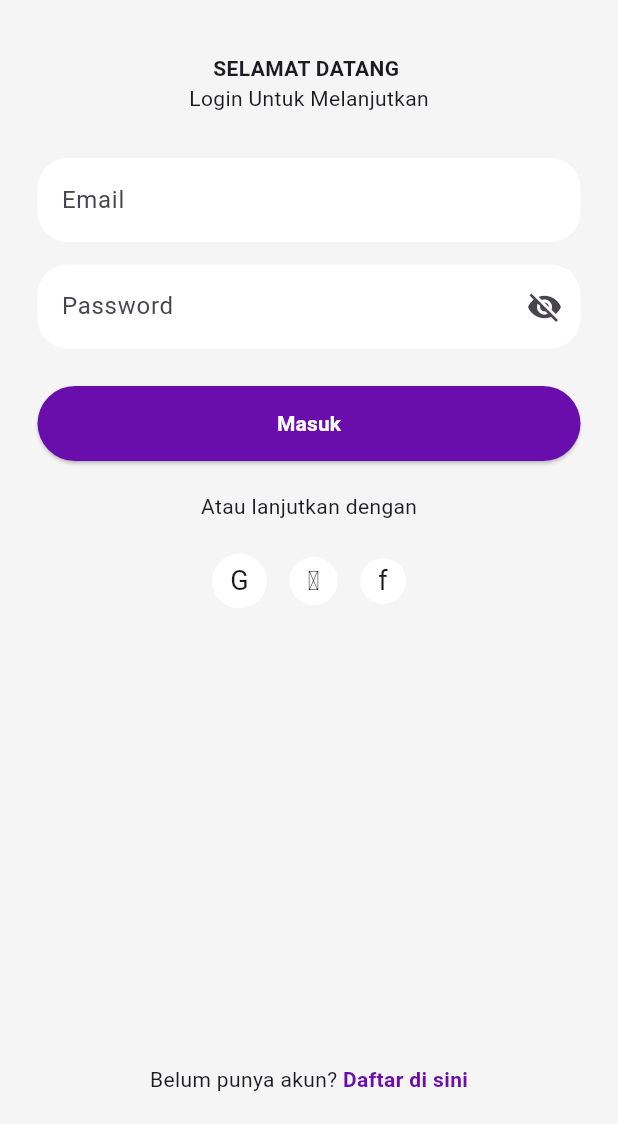
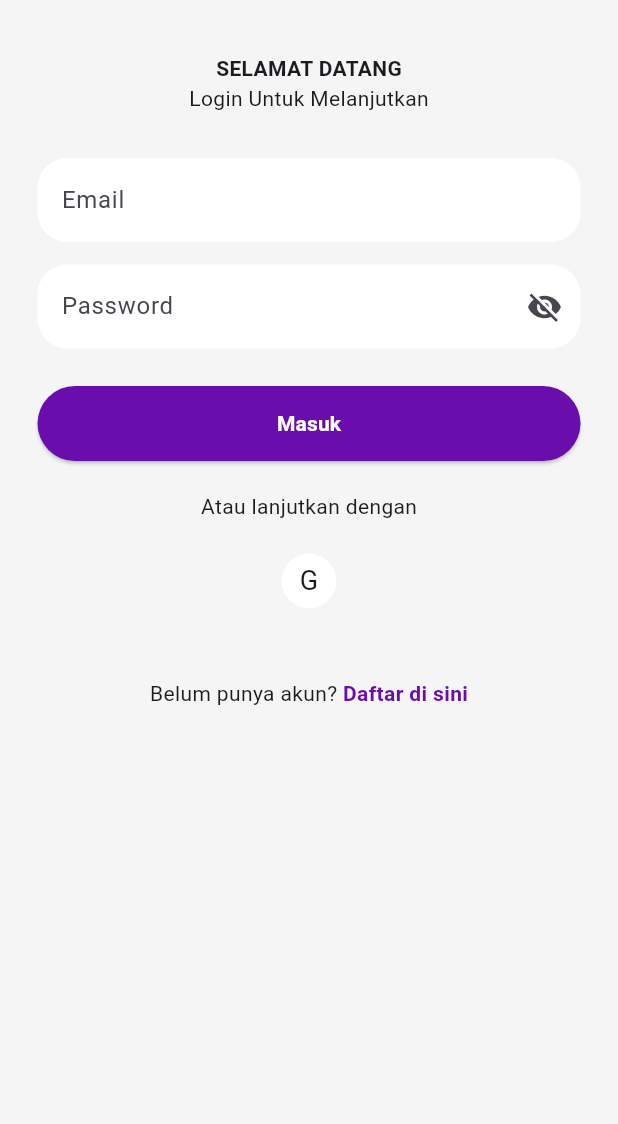
Before and after one commit to Hoshinovaa/study-planner-main, a Flutter app: the screen it shows after launch, on a phone screen of 412 x 824 dp, the part 112-1236 px from its top. Run offline on Flutter 3.47's test engine with Material 3 defaults, Android fonts, the phone set to English and light mode, and no system bars; our stand-ins replace cloud_firestore, firebase_auth, firebase_core, flutter_local_notifications, geocoding, geolocator and 3 more; accounts and stored records are empty.

```diff
--- a/lib/main.dart
+++ b/lib/main.dart
@@ -11,6 +11,7 @@ import 'services/notification_service.dart';
 import 'package:timezone/data/latest.dart' as tz;
 import 'package:firebase_core/firebase_core.dart';
 import 'firebase_options.dart';
+import 'package:firebase_auth/firebase_auth.dart';
 
 void main() async {
   WidgetsFlutterBinding.ensureInitialized();
@@ -33,17 +34,16 @@ class MyApp extends StatelessWidget {
   Widget build(BuildContext context) {
     return MaterialApp(
       debugShowCheckedModeBanner: false,
-      initialRoute: '/',
+
+      home: FirebaseAuth.instance.currentUser != null
+          ? MainScreen()
+          : LoginScreen(),
 
       routes: {
-        '/': (context) => LoginScreen(),
         '/register': (context) => RegisterScreen(),
         '/home': (context) => MainScreen(),
-
-        // detail
         '/add-target': (context) => AddTargetScreen(),
         '/schedule': (context) => ScheduleScreen(),
-
         '/login': (context) => LoginScreen(),
         '/profile': (context) => const ProfileScreen(),
         '/settings': (context) => const SettingsScreen(),
--- a/lib/screens/login_screen.dart
+++ b/lib/screens/login_screen.dart
@@ -1,5 +1,6 @@
 import 'package:flutter/material.dart';
 import 'package:firebase_auth/firebase_auth.dart';
+import '../services/auth_services.dart';
 
 class LoginScreen extends StatefulWidget {
   const LoginScreen({super.key});
@@ -12,15 +13,28 @@ class _LoginScreenState extends State<LoginScreen> {
   final emailController = TextEditingController();
   final passwordController = TextEditingController();
 
+  bool obscurePassword = true;
   bool isLoading = false;
 
   Future<void> login() async {
+    if (emailController.text.trim().isEmpty ||
+        passwordController.text.trim().isEmpty) {
+      ScaffoldMessenger.of(context).showSnackBar(
+        const SnackBar(
+          content: Text("Email dan password wajib diisi"),
+        ),
+      );
+      return;
+    }
+
     try {
       setState(() {
         isLoading = true;
       });
 
-      await FirebaseAuth.instance.signInWithEmailAndPassword(
+      final authService = AuthService();
+
+      await authService.login(
         email: emailController.text.trim(),
         password: passwordController.text.trim(),
       );
@@ -36,13 +50,9 @@ class _LoginScreenState extends State<LoginScreen> {
 
       if (e.code == 'user-not-found') {
         message = "Email tidak ditemukan";
-      }
-
-      if (e.code == 'wrong-password') {
+      } else if (e.code == 'wrong-password') {
         message = "Password salah";
-      }
-
-      if (e.code == 'invalid-credential') {
+      } else if (e.code == 'invalid-credential') {
         message = "Email atau password salah";
       }
 
@@ -50,9 +60,34 @@ class _LoginScreenState extends State<LoginScreen> {
         SnackBar(content: Text(message)),
       );
     } finally {
-      setState(() {
-        isLoading = false;
-      });
+      if (mounted) {
+        setState(() {
+          isLoading = false;
+        });
+      }
+    }
+  }
+
+  Future<void> loginGoogle() async {
+    try {
+      final authService = AuthService();
+
+      final result = await authService.loginWithGoogle();
+
+      if (result != null && mounted) {
+        Navigator.pushReplacementNamed(
+          context,
+          '/home',
+        );
+      }
+    } catch (e) {
+      ScaffoldMessenger.of(context).showSnackBar(
+        SnackBar(
+          content: Text(
+            "Google Login Gagal: $e",
+          ),
+        ),
+      );
     }
   }
 
@@ -63,20 +98,42 @@ class _LoginScreenState extends State<LoginScreen> {
     super.dispose();
   }
 
+  Widget socialIcon(String text) {
+    return Container(
+      padding: const EdgeInsets.all(12),
+      decoration: const BoxDecoration(
+        color: Colors.white,
+        shape: BoxShape.circle,
+      ),
+      child: Text(
+        text,
+        style: const TextStyle(
+          fontSize: 18,
+        ),
+      ),
+    );
+  }
+
   @override
   Widget build(BuildContext context) {
     return Scaffold(
       backgroundColor: const Color(0xFFF5F5F5),
+      resizeToAvoidBottomInset: true,
       body: SafeArea(
-        child: Padding(
-          padding: const EdgeInsets.symmetric(horizontal: 25),
+        child: SingleChildScrollView(
+          padding: EdgeInsets.only(
+            left: 25,
+            right: 25,
+            top: 20,
+            bottom: MediaQuery.of(context).viewInsets.bottom + 20,
+          ),
           child: Column(
             children: [
-              const SizedBox(height: 40),
+              const SizedBox(height: 20),
 
-              Row(
+              const Row(
                 mainAxisAlignment: MainAxisAlignment.center,
-                children: const [
+                children: [
                   Text(
                     "📖",
                     style: TextStyle(fontSize: 28),
@@ -96,7 +153,7 @@ class _LoginScreenState extends State<LoginScreen> {
               const SizedBox(height: 30),
 
               const Text(
-                "SELAMAT DATANG ",
+                "SELAMAT DATANG",
                 style: TextStyle(
                   fontWeight: FontWeight.bold,
                 ),
@@ -108,7 +165,6 @@ class _LoginScreenState extends State<LoginScreen> {
 
               const SizedBox(height: 30),
 
-              /// EMAIL
               TextField(
                 controller: emailController,
                 keyboardType: TextInputType.emailAddress,
@@ -125,15 +181,25 @@ class _LoginScreenState extends State<LoginScreen> {
 
               const SizedBox(height: 15),
 
-              /// PASSWORD
               TextField(
                 controller: passwordController,
-                obscureText: true,
+                obscureText: obscurePassword,
                 decoration: InputDecoration(
                   hintText: "Password",
                   filled: true,
                   fillColor: Colors.white,
-                  suffixIcon: const Icon(Icons.visibility_off),
+                  suffixIcon: IconButton(
+                    icon: Icon(
+                      obscurePassword
+                          ? Icons.visibility_off
+                          : Icons.visibility,
+                    ),
+                    onPressed: () {
+                      setState(() {
+                        obscurePassword = !obscurePassword;
+                      });
+                    },
+                  ),
                   border: OutlineInputBorder(
                     borderRadius: BorderRadius.circular(20),
                     borderSide: BorderSide.none,
@@ -177,15 +243,14 @@ class _LoginScreenState extends State<LoginScreen> {
               Row(
                 mainAxisAlignment: MainAxisAlignment.center,
                 children: [
-                  socialIcon("G"),
-                  const SizedBox(width: 15),
-                  socialIcon(""),
-                  const SizedBox(width: 15),
-                  socialIcon("f"),
+                  GestureDetector(
+                    onTap: loginGoogle,
+                    child: socialIcon("G"),
+                  ),
                 ],
               ),
 
-              const Spacer(),
+              const SizedBox(height: 40),
 
               Row(
                 mainAxisAlignment: MainAxisAlignment.center,
@@ -216,20 +281,4 @@ class _LoginScreenState extends State<LoginScreen> {
       ),
     );
   }
-
-  Widget socialIcon(String text) {
-    return Container(
-      padding: const EdgeInsets.all(12),
-      decoration: const BoxDecoration(
-        color: Colors.white,
-        shape: BoxShape.circle,
-      ),
-      child: Text(
-        text,
-        style: const TextStyle(
-          fontSize: 18,
-        ),
-      ),
-    );
-  }
 }
--- a/pubspec.yaml
+++ b/pubspec.yaml
@@ -28,6 +28,7 @@ environment:
 # the latest version available on pub.dev. To see which dependencies have newer
 # versions available, run `flutter pub outdated`.
 dependencies:
+  google_sign_in: ^6.2.1
   firebase_core: ^3.15.1
   firebase_auth: ^5.3.3
   cloud_firestore: ^5.6.0
```
Also changed, not shown: lib/services/auth_services.dart (+35 -0 lines), pubspec.lock, 3 other files.
